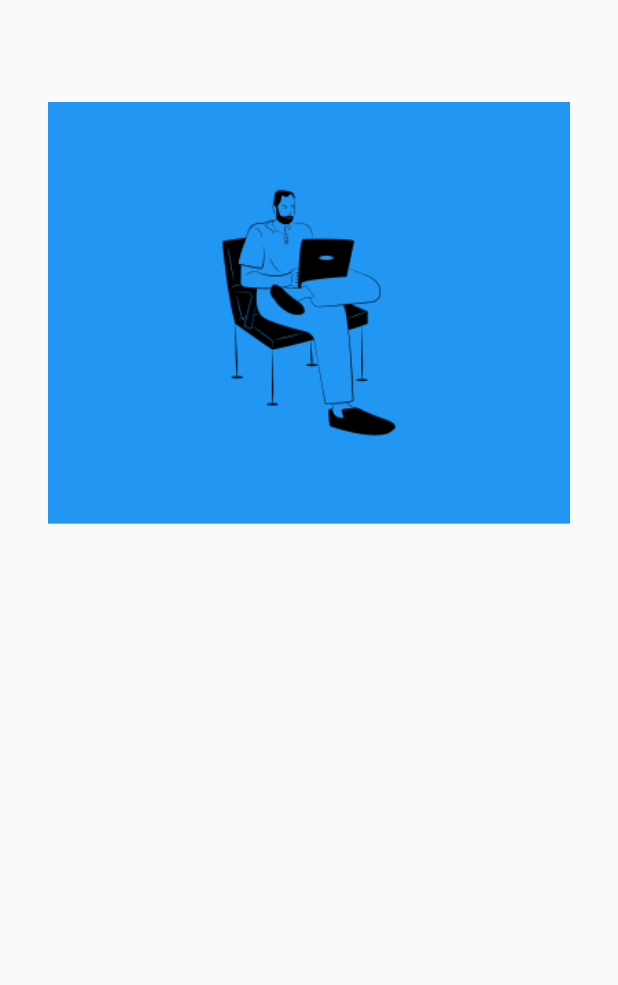
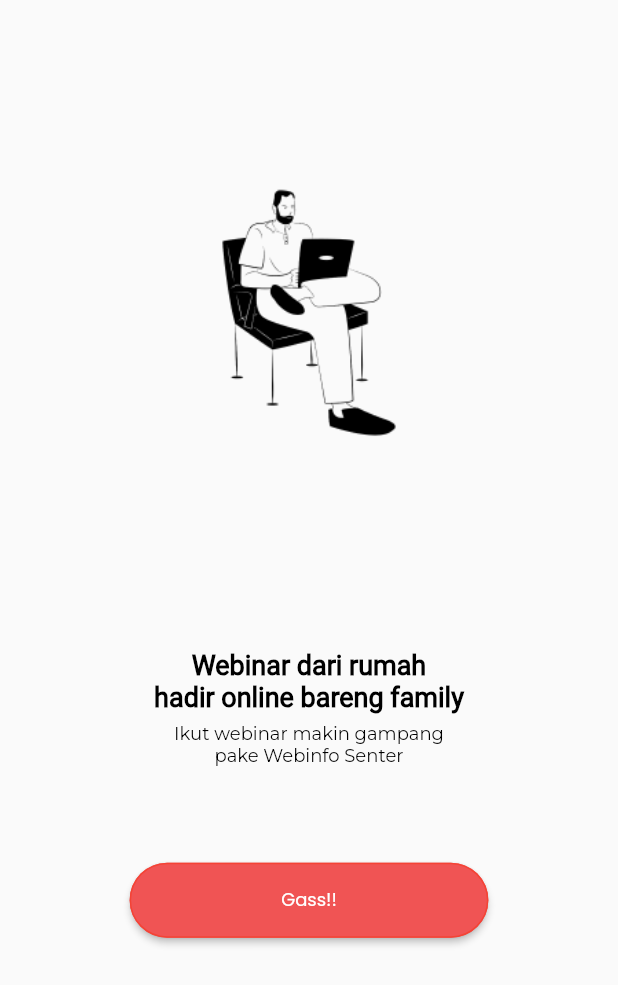
Before and after one commit to zulham-dahlan/WebinfoSenter, a Flutter app: the screen it shows after launch, on a phone screen of 412 x 824 dp. Shown: the top 985 px of the screen. Run offline on Flutter 3.47's test engine with Material 2 defaults, Android fonts, the phone set to English and light mode, and no system bars.

Commit message:
Menambahkan folder style, menambahkan color_palette.dart, menyelesaikan tampilan awal halaman onBoarding

```diff
--- /dev/null
+++ b/lib/common/color_palette.dart
@@ -0,0 +1,12 @@
+import 'package:flutter/material.dart';
+
+class ColorPalette {
+
+  static const MaterialColor customRedColor = const MaterialColor(0xFFF05454, const <int, Color>{
+  });
+  static const MaterialColor customRedLight = const MaterialColor(0xFFFF8781, const <int, Color>{
+  });
+  static const MaterialColor customRedDark = const MaterialColor(0xFFB7192B, const <int, Color>{
+  });
+
+}
--- a/lib/ui/onBoarding_screen.dart
+++ b/lib/ui/onBoarding_screen.dart
@@ -1,7 +1,27 @@
 import 'package:flutter/material.dart';
+import 'package:webinfo_senter/common/color_palette.dart';
 
 class OnBoarding extends StatelessWidget {
-  const OnBoarding({Key? key}) : super(key: key);
+  OnBoarding({Key? key}) : super(key: key);
+
+  var styleRoboto = const TextStyle(
+    fontSize: 18,
+    fontWeight: FontWeight.bold,
+    color: Colors.black,
+    fontFamily: 'Roboto',
+  );
+  var styleMontserrat = const TextStyle(
+    fontSize: 12,
+    fontWeight: FontWeight.normal,
+    color: Colors.black,
+    fontFamily: 'Montserrat',
+  );
+  var stylePoppins = const TextStyle(
+    fontSize: 12,
+    fontWeight: FontWeight.normal,
+    color: Colors.black,
+    fontFamily: 'Poppins',
+  );
 
   @override
   Widget build(BuildContext context) {
@@ -9,15 +29,41 @@
       body: SingleChildScrollView(
         child: SafeArea(
           child: Container(
-            margin: EdgeInsets.all(20),
+            margin: const EdgeInsets.all(20),
             child: Column(
               children: [
                 Container(
-                  color: Colors.blue,
                   child: Image.asset('assets/man-working-from-home.png'),
-                  margin: EdgeInsets.only(top:48,right: 12,left: 12,bottom: 84),
-                  padding: EdgeInsets.all(20),
-                )
+                  margin: const EdgeInsets.only(
+                      top: 48, right: 12, left: 12, bottom: 84),
+                  padding: const EdgeInsets.all(20),
+                ),
+                Text(
+                  "Webinar dari rumah\nhadir online bareng family",
+                  style: styleRoboto,
+                  textAlign: TextAlign.center,
+                ),
+                SizedBox(height: 6),
+                Text(
+                  "Ikut webinar makin gampang\npake Webinfo Senter",
+                  style: styleMontserrat,
+                  textAlign: TextAlign.center,
+                ),
+                SizedBox(height: 64),
+                ElevatedButton(
+                  onPressed: () {},
+                  child: Text("Gass!!"),
+                  style: ButtonStyle(
+                      shape: MaterialStateProperty.all<RoundedRectangleBorder>(
+                          RoundedRectangleBorder(
+                              borderRadius: BorderRadius.circular(25.0),
+                              side: BorderSide(color: Colors.red)
+                          )
+                      ),
+                      backgroundColor: MaterialStateProperty.all(ColorPalette.customRedColor),
+                      padding: MaterialStateProperty.all(EdgeInsets.only(right: 101,left: 101,top: 16,bottom: 16)),
+                      textStyle: MaterialStateProperty.all(stylePoppins),),
+                ),
               ],
             ),
           ),
```
Also changed, not shown: lib/common/style.dart (added).
